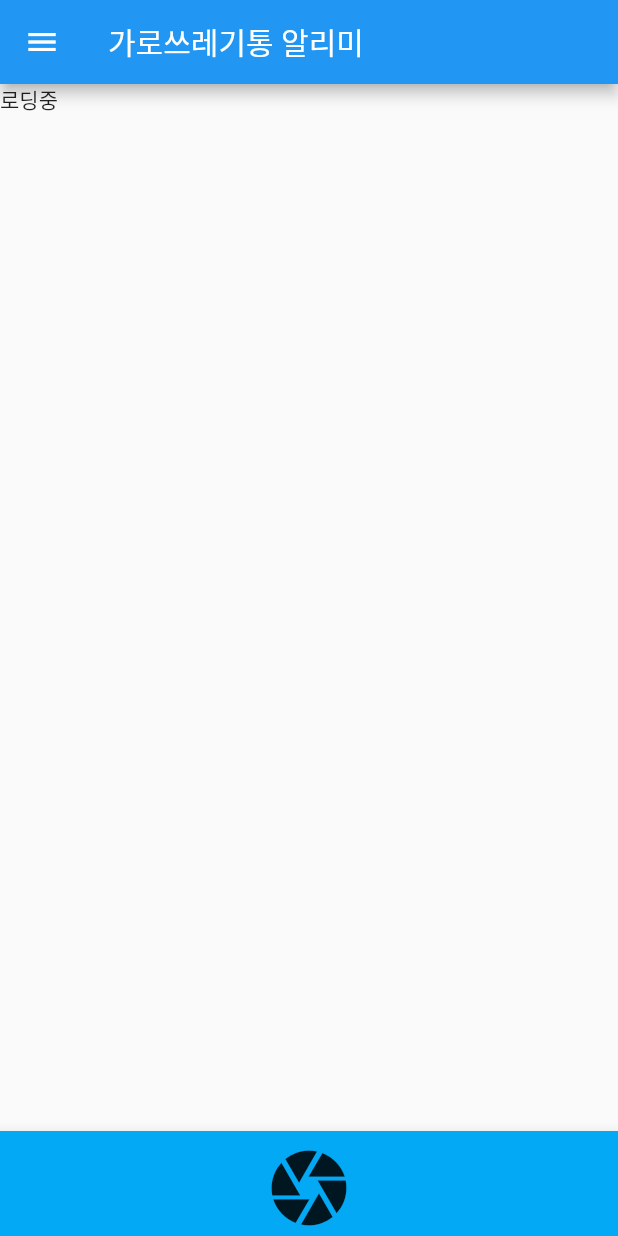
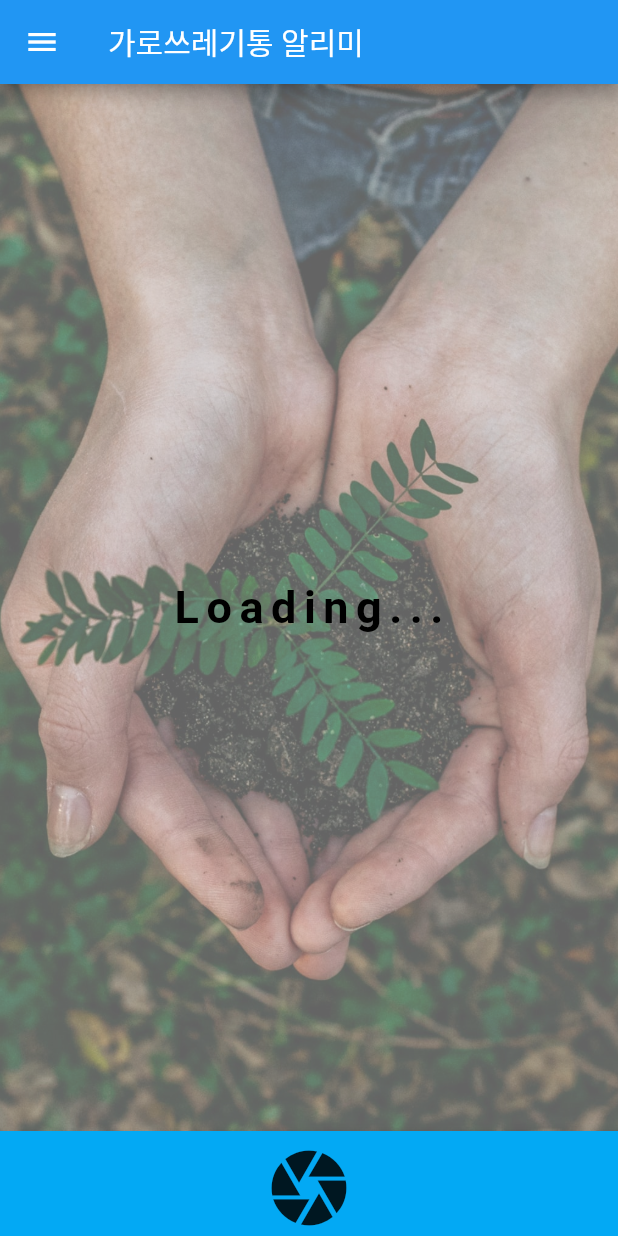
Before and after one commit to SMU-Capstone/client, a Flutter app: the screen it shows after launch, on a phone screen of 412 x 824 dp. Run offline on Flutter 3.47's test engine with Material 2 defaults, Android fonts, the phone set to English and light mode, and no system bars; our stand-ins replace dio, flutter_dotenv, geolocator, get, image_picker; missing offline and left inert: naver_map_plugin; statements that could not run were skipped.

Commit message:
style:navermap에서 데이터를 받는동안 대체할 loading화면 생성

```diff
--- /dev/null
+++ b/lib/pages/loading.dart
@@ -0,0 +1,28 @@
+import 'package:flutter/material.dart';
+
+class LoadingScreen extends StatelessWidget {
+  const LoadingScreen({ Key? key }) : super(key: key);
+
+  @override
+  Widget build(BuildContext context) {
+    return Container(
+      decoration: BoxDecoration(
+        image: DecorationImage(
+          fit: BoxFit.cover,
+          image: AssetImage('assets/images/loading.jpeg'),
+          colorFilter: ColorFilter.mode(Colors.white.withOpacity(0.6), BlendMode.modulate),
+        ),
+      ),
+      child: Center(
+        child: Text('Loading...',
+          style: TextStyle(
+            color: Colors.black,
+            fontSize: 30,
+            letterSpacing: 5,
+            fontWeight: FontWeight.w700,
+          ),
+        )
+      ),
+    );
+  }
+}
--- a/lib/pages/main-map.dart
+++ b/lib/pages/main-map.dart
@@ -1,4 +1,5 @@
 import 'dart:async';
+import 'package:client/pages/loading.dart';
 import 'package:client/utils/geolocator-service.dart';
 import 'package:client/pages/main-drawer.dart';
 import 'package:client/utils/main-service.dart';
@@ -19,6 +20,7 @@ class _StartMainPage extends State<MainPage> {
 
   @override
   Widget build(BuildContext context) {
+
     return Scaffold(
       drawer: MainDrawer(),
       appBar: AppBar(title: Text('가로쓰레기통 알리미')),
@@ -50,15 +52,7 @@ class NaverMapWidget extends StatefulWidget {
 
   @override
   NaverMapBody createState() => naverMapBody;
-}
 
-class _NaverMapWidgetState extends State<NaverMapWidget> {
-  @override
-  Widget build(BuildContext context) {
-    return Container(
-
-    );
-  }
 }
 
 //Naver map
@@ -104,7 +98,7 @@ class NaverMapBody extends State {
   @override
   Widget build(BuildContext context) {
     if(position == null) {
-      return Text('로딩중');
+      return LoadingScreen();
     }
 
     return Container(
--- a/pubspec.yaml
+++ b/pubspec.yaml
@@ -66,6 +66,7 @@ flutter:
   # To add assets to your application, add an assets section, like this:
   assets:
     - assets/
+    - assets/images/
     - .env
   #   - images/a_dot_burr.jpeg
   #   - images/a_dot_ham.jpeg
```
Also changed, not shown: assets/images/loading.jpeg (added), 1 other file.
